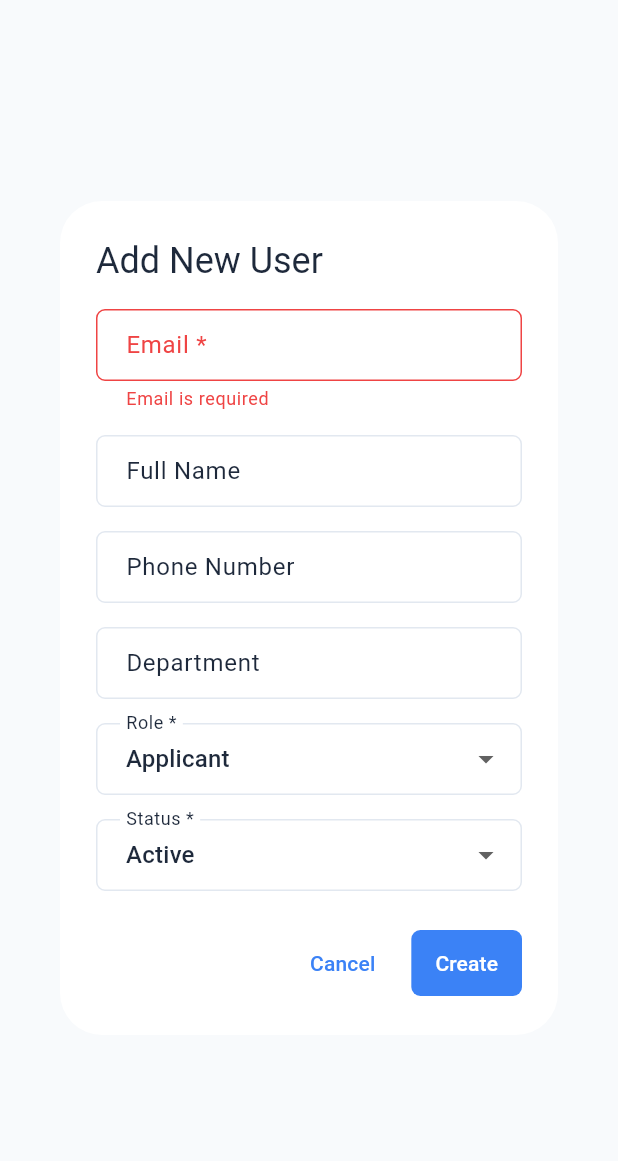
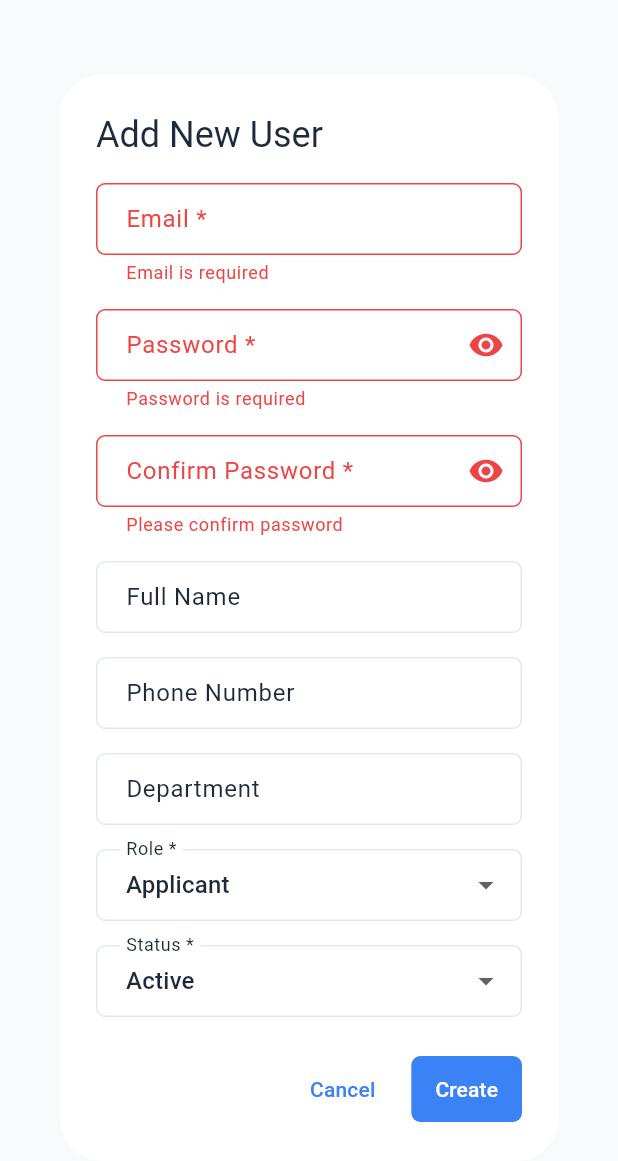
Before and after one commit to mohagy/IRTA_Forms, a Flutter app: the _AddEditUserDialog widget shown alone on an empty page, opened directly, after a tap on "Create", on a phone screen of 412 x 824 dp. Shown: the top 1161 px of the screen. Run offline on Flutter 3.47's test engine with Material 3 defaults, Android fonts, the phone set to English and light mode, and no system bars; our stand-ins replace cloud_firestore, file_picker, firebase_auth, firebase_core, firebase_storage, go_router and 1 more; accounts and stored records are empty.

Commit message:
Add password field to user creation - enables setting password when creating users

```diff
--- a/irta_forms_app/lib/presentation/pages/admin/user_management_page.dart
+++ b/irta_forms_app/lib/presentation/pages/admin/user_management_page.dart
@@ -518,12 +518,16 @@ class _AddEditUserDialog extends StatefulWidget {
 class _AddEditUserDialogState extends State<_AddEditUserDialog> {
   final _formKey = GlobalKey<FormState>();
   final _emailController = TextEditingController();
+  final _passwordController = TextEditingController();
+  final _confirmPasswordController = TextEditingController();
   final _fullNameController = TextEditingController();
   final _phoneController = TextEditingController();
   final _departmentController = TextEditingController();
   String _selectedRole = AppConstants.roleApplicant;
   String _selectedStatus = 'Active';
   bool _isLoading = false;
+  bool _obscurePassword = true;
+  bool _obscureConfirmPassword = true;
 
   @override
   void initState() {
@@ -541,6 +545,8 @@ class _AddEditUserDialogState extends State<_AddEditUserDialog> {
   @override
   void dispose() {
     _emailController.dispose();
+    _passwordController.dispose();
+    _confirmPasswordController.dispose();
     _fullNameController.dispose();
     _phoneController.dispose();
     _departmentController.dispose();
@@ -581,6 +587,60 @@ class _AddEditUserDialogState extends State<_AddEditUserDialog> {
                     return null;
                   },
                 ),
+                if (!isEdit) ...[
+                  const SizedBox(height: 16),
+                  TextFormField(
+                    controller: _passwordController,
+                    decoration: InputDecoration(
+                      labelText: 'Password *',
+                      border: const OutlineInputBorder(),
+                      suffixIcon: IconButton(
+                        icon: Icon(_obscurePassword ? Icons.visibility : Icons.visibility_off),
+                        onPressed: () {
+                          setState(() {
+                            _obscurePassword = !_obscurePassword;
+                          });
+                        },
+                      ),
+                    ),
+                    obscureText: _obscurePassword,
+                    validator: (value) {
+                      if (value == null || value.isEmpty) {
+                        return 'Password is required';
+                      }
+                      if (value.length < 6) {
+                        return 'Password must be at least 6 characters';
+                      }
+                      return null;
+                    },
+                  ),
+                  const SizedBox(height: 16),
+                  TextFormField(
+                    controller: _confirmPasswordController,
+                    decoration: InputDecoration(
+                      labelText: 'Confirm Password *',
+                      border: const OutlineInputBorder(),
+                      suffixIcon: IconButton(
+                        icon: Icon(_obscureConfirmPassword ? Icons.visibility : Icons.visibility_off),
+                        onPressed: () {
+                          setState(() {
+                            _obscureConfirmPassword = !_obscureConfirmPassword;
+                          });
+                        },
+                      ),
+                    ),
+                    obscureText: _obscureConfirmPassword,
+                    validator: (value) {
+                      if (value == null || value.isEmpty) {
+                        return 'Please confirm password';
+                      }
+                      if (value != _passwordController.text) {
+                        return 'Passwords do not match';
+                      }
+                      return null;
+                    },
+                  ),
+                ],
                 const SizedBox(height: 16),
                 TextFormField(
                   controller: _fullNameController,
@@ -712,11 +772,38 @@ class _AddEditUserDialogState extends State<_AddEditUserDialog> {
           );
         }
       } else {
-        // Create new user - Note: This only creates the Firestore document
-        // The user still needs to be created in Firebase Auth separately
+        // Create new user with password in Firebase Auth
+        try {
+          final authService = AuthService();
+
+          // Create user in Firebase Auth with email and password
+          final userCredential = await authService.signUpWithEmailAndPassword(
+            email: _emailController.text.trim(),
+            password: _passwordController.text,
+            fullName: _fullNameController.text.isEmpty ? _emailController.text.split('@')[0] : _fullNameController.text,
+            phoneNumber: _phoneController.text.isEmpty ? '' : _phoneController.text,
+            nationality: '',
+            dateOfBirth: DateTime.now().subtract(const Duration(days: 365 * 25)), // Default date
+            idType: '',
+            idNumber: '',
+            address: '',
+          );
+
+          if (userCredential?.user == null) {
+            throw Exception('Failed to create user in Firebase Auth');
+          }
+
+          final userId = userCredential!.user!.uid;
+
+          // Update display name if provided
+          if (_fullNameController.text.isNotEmpty) {
+            await userCredential.user!.updateDisplayName(_fullNameController.text);
+          }
+
+          // Create Firestore document with the user's UID
           final newUser = UserModel(
-          id: '', // Will be generated by Firestore
-          email: _emailController.text,
+            id: userId,
+            email: _emailController.text.trim(),
             fullName: _fullNameController.text.isEmpty ? null : _fullNameController.text,
             phoneNumber: _phoneController.text.isEmpty ? null : _phoneController.text,
             department: _departmentController.text.isEmpty ? null : _departmentController.text,
@@ -725,19 +812,60 @@ class _AddEditUserDialogState extends State<_AddEditUserDialog> {
             createdAt: DateTime.now(),
           );
 
-        final success = await userProvider.createUser(newUser);
+          final success = await userProvider.createUserWithId(userId, newUser);
+
           if (context.mounted) {
             Navigator.pop(context);
+            if (success) {
+              // Sign out the newly created user (Firebase Auth automatically signs them in after creation)
+              await authService.signOut();
+
+              ScaffoldMessenger.of(context).showSnackBar(
+                const SnackBar(
+                  content: Text('User created successfully! Please sign in again to continue.'),
+                  backgroundColor: Colors.green,
+                  duration: Duration(seconds: 5),
+                ),
+              );
+
+              // Reload users list
+              userProvider.loadUsers();
+
+              // Redirect to login page after a short delay
+              Future.delayed(const Duration(seconds: 1), () {
+                if (context.mounted) {
+                  context.go(AppConstants.routeLogin);
+                }
+              });
+            } else {
+              // If Firestore creation failed, we should still sign out
+              await authService.signOut();
+
+              ScaffoldMessenger.of(context).showSnackBar(
+                const SnackBar(
+                  content: Text('User created in Firebase Auth but failed to create Firestore document. Please sign in again.'),
+                  backgroundColor: AppColors.error,
+                  duration: Duration(seconds: 5),
+                ),
+              );
+
+              // Redirect to login page
+              Future.delayed(const Duration(seconds: 1), () {
+                if (context.mounted) {
+                  context.go(AppConstants.routeLogin);
+                }
+              });
+            }
+          }
+        } catch (e) {
+          if (context.mounted) {
             ScaffoldMessenger.of(context).showSnackBar(
               SnackBar(
-              content: Text(
-                success
-                    ? 'User document created. Note: User must also be created in Firebase Auth.'
-                    : 'Failed to create user',
-              ),
-              backgroundColor: success ? Colors.green : AppColors.error,
+                content: Text('Failed to create user: ${e.toString().replaceAll('Exception: ', '')}'),
+                backgroundColor: AppColors.error,
               ),
             );
+          }
         }
       }
     } finally {
```
Lines whose indentation alone changed are shown as unchanged.
